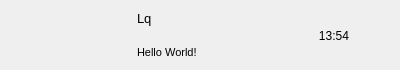
R-Poju/MyChat, file Client/Client/chatuserwid.ui: the form before one commit.
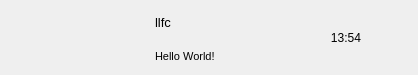
The form after the commit.

The edit to the form file:
```diff
--- a/Client/Client/chatuserwid.ui
+++ b/Client/Client/chatuserwid.ui
@@ -6,20 +6,20 @@
    <rect>
     <x>0</x>
     <y>0</y>
-    <width>400</width>
-    <height>70</height>
+    <width>418</width>
+    <height>75</height>
    </rect>
   </property>
   <property name="minimumSize">
    <size>
     <width>0</width>
-    <height>70</height>
+    <height>75</height>
    </size>
   </property>
   <property name="maximumSize">
    <size>
     <width>16777215</width>
-    <height>70</height>
+    <height>75</height>
    </size>
   </property>
   <property name="windowTitle">
@@ -51,34 +51,25 @@
      </property>
      <property name="minimumSize">
       <size>
-       <width>50</width>
-       <height>50</height>
+       <width>60</width>
+       <height>60</height>
       </size>
      </property>
      <property name="maximumSize">
       <size>
-       <width>50</width>
-       <height>50</height>
+       <width>60</width>
+       <height>60</height>
       </size>
      </property>
-     <layout class="QHBoxLayout" name="horizontalLayout_2">
-      <property name="spacing">
-       <number>0</number>
-      </property>
-      <property name="leftMargin">
-       <number>0</number>
-      </property>
-      <property name="topMargin">
-       <number>0</number>
-      </property>
-      <property name="rightMargin">
-       <number>0</number>
-      </property>
-      <property name="bottomMargin">
-       <number>0</number>
-      </property>
-      <item>
        <widget class="QLabel" name="icon_lb">
+      <property name="geometry">
+       <rect>
+        <x>7</x>
+        <y>12</y>
+        <width>45</width>
+        <height>45</height>
+       </rect>
+      </property>
         <property name="minimumSize">
          <size>
           <width>45</width>
@@ -98,21 +89,44 @@
          <set>Qt::AlignCenter</set>
         </property>
        </widget>
-      </item>
-     </layout>
+     <widget class="QLabel" name="red_point">
+      <property name="geometry">
+       <rect>
+        <x>27</x>
+        <y>0</y>
+        <width>30</width>
+        <height>30</height>
+       </rect>
+      </property>
+      <property name="minimumSize">
+       <size>
+        <width>30</width>
+        <height>30</height>
+       </size>
+      </property>
+      <property name="maximumSize">
+       <size>
+        <width>30</width>
+        <height>30</height>
+       </size>
+      </property>
+      <property name="text">
+       <string/>
+      </property>
+     </widget>
     </widget>
    </item>
    <item>
     <widget class="QWidget" name="user_info_wid" native="true">
      <property name="minimumSize">
       <size>
-       <width>0</width>
+       <width>120</width>
        <height>0</height>
       </size>
      </property>
      <property name="maximumSize">
       <size>
-       <width>130</width>
+       <width>120</width>
        <height>16777215</height>
       </size>
      </property>
@@ -121,32 +135,50 @@
        <number>2</number>
       </property>
       <property name="topMargin">
-       <number>2</number>
+       <number>5</number>
       </property>
       <property name="rightMargin">
        <number>2</number>
       </property>
       <property name="bottomMargin">
-       <number>2</number>
+       <number>5</number>
       </property>
       <item>
        <widget class="QLabel" name="user_name_lb">
+        <property name="minimumSize">
+         <size>
+          <width>0</width>
+          <height>30</height>
+         </size>
+        </property>
+        <property name="maximumSize">
+         <size>
+          <width>16777215</width>
+          <height>30</height>
+         </size>
+        </property>
         <property name="font">
          <font>
           <pointsize>10</pointsize>
          </font>
         </property>
         <property name="text">
-         <string>Lq</string>
+         <string>llfc</string>
         </property>
        </widget>
       </item>
       <item>
        <widget class="QLabel" name="user_chat_lb">
+        <property name="minimumSize">
+         <size>
+          <width>0</width>
+          <height>30</height>
+         </size>
+        </property>
         <property name="maximumSize">
          <size>
           <width>130</width>
-          <height>16777215</height>
+          <height>30</height>
          </size>
         </property>
         <property name="font">
```
Lines whose indentation alone changed are shown as unchanged.
